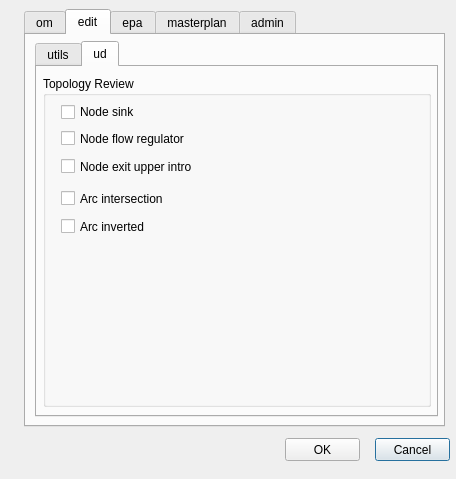
Giswater/giswater_qgis_plugin, file ui/toolbox.ui: the form before one commit.
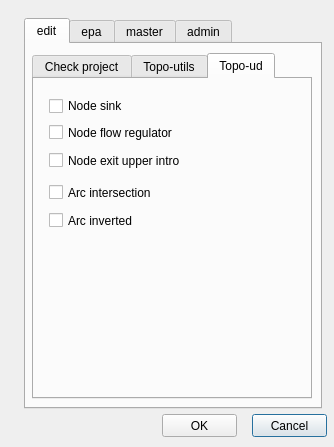
The form after the commit. The open tabs and pages were chosen to show the change.

```diff
--- a/ui/toolbox.ui
+++ b/ui/toolbox.ui
@@ -6,8 +6,8 @@
    <rect>
     <x>0</x>
     <y>0</y>
-    <width>456</width>
-    <height>479</height>
+    <width>334</width>
+    <height>447</height>
    </rect>
   </property>
   <property name="windowTitle">
@@ -17,19 +17,14 @@
    <property name="geometry">
     <rect>
      <x>24</x>
-     <y>9</y>
-     <width>421</width>
-     <height>418</height>
+     <y>18</y>
+     <width>298</width>
+     <height>391</height>
     </rect>
    </property>
    <property name="currentIndex">
     <number>3</number>
    </property>
-   <widget class="QWidget" name="tab_5">
-    <attribute name="title">
-     <string>om</string>
-    </attribute>
-   </widget>
    <widget class="QWidget" name="tab_3">
     <attribute name="title">
      <string>edit</string>
@@ -37,18 +32,49 @@
     <widget class="QTabWidget" name="tabWidget">
      <property name="geometry">
       <rect>
-       <x>9</x>
-       <y>6</y>
-       <width>403</width>
-       <height>376</height>
+       <x>6</x>
+       <y>9</y>
+       <width>280</width>
+       <height>346</height>
       </rect>
      </property>
      <property name="currentIndex">
       <number>0</number>
      </property>
+     <widget class="QWidget" name="tab_5">
+      <attribute name="title">
+       <string>Check project</string>
+      </attribute>
+      <widget class="QCheckBox" name="check_create_nodes_from_arcs_2">
+       <property name="geometry">
+        <rect>
+         <x>18</x>
+         <y>18</y>
+         <width>217</width>
+         <height>17</height>
+        </rect>
+       </property>
+       <property name="text">
+        <string>QGIS project</string>
+       </property>
+      </widget>
+      <widget class="QCheckBox" name="check_create_nodes_from_arcs_3">
+       <property name="geometry">
+        <rect>
+         <x>18</x>
+         <y>42</y>
+         <width>217</width>
+         <height>19</height>
+        </rect>
+       </property>
+       <property name="text">
+        <string>User vdefault parameters</string>
+       </property>
+      </widget>
+     </widget>
      <widget class="QWidget" name="tab_6">
       <attribute name="title">
-       <string>utils</string>
+       <string>Topo-utils</string>
       </attribute>
       <widget class="QGroupBox" name="groupBox_5">
        <property name="geometry">
@@ -196,85 +222,72 @@
      </widget>
      <widget class="QWidget" name="tab_8">
       <attribute name="title">
-       <string>ud</string>
+       <string>Topo-ud</string>
       </attribute>
-      <widget class="QGroupBox" name="groupBox_6">
+      <widget class="QCheckBox" name="check_inverted_arcs">
        <property name="geometry">
         <rect>
-         <x>6</x>
-         <y>9</y>
-         <width>388</width>
-         <height>331</height>
+         <x>15</x>
+         <y>133</y>
+         <width>179</width>
+         <height>17</height>
         </rect>
        </property>
-       <property name="title">
-        <string>Topology Review</string>
+       <property name="text">
+        <string>Arc inverted</string>
        </property>
-       <widget class="QCheckBox" name="check_node_exit_upper_node_entry">
-        <property name="geometry">
-         <rect>
-          <x>18</x>
-          <y>82</y>
-          <width>183</width>
-          <height>17</height>
-         </rect>
-        </property>
-        <property name="text">
-         <string>Node exit upper intro</string>
-        </property>
-       </widget>
-       <widget class="QCheckBox" name="check_node_flow_regulator">
-        <property name="geometry">
-         <rect>
-          <x>18</x>
-          <y>54</y>
-          <width>179</width>
-          <height>17</height>
-         </rect>
-        </property>
-        <property name="text">
-         <string>Node flow regulator</string>
-        </property>
-       </widget>
-       <widget class="QCheckBox" name="check_node_sink">
-        <property name="geometry">
-         <rect>
-          <x>18</x>
-          <y>26</y>
-          <width>181</width>
-          <height>20</height>
-         </rect>
-        </property>
-        <property name="text">
-         <string>Node sink </string>
-        </property>
-       </widget>
-       <widget class="QCheckBox" name="check_arc_intersection_without_node">
-        <property name="geometry">
-         <rect>
-          <x>18</x>
-          <y>114</y>
-          <width>181</width>
-          <height>17</height>
-         </rect>
-        </property>
-        <property name="text">
-         <string>Arc intersection</string>
-        </property>
-       </widget>
-       <widget class="QCheckBox" name="check_inverted_arcs">
-        <property name="geometry">
-         <rect>
-          <x>18</x>
-          <y>142</y>
-          <width>179</width>
-          <height>17</height>
-         </rect>
-        </property>
-        <property name="text">
-         <string>Arc inverted</string>
-        </property>
-       </widget>
+      </widget>
+      <widget class="QCheckBox" name="check_arc_intersection_without_node">
+       <property name="geometry">
+        <rect>
+         <x>15</x>
+         <y>105</y>
+         <width>181</width>
+         <height>17</height>
+        </rect>
+       </property>
+       <property name="text">
+        <string>Arc intersection</string>
+       </property>
+      </widget>
+      <widget class="QCheckBox" name="check_node_sink">
+       <property name="geometry">
+        <rect>
+         <x>15</x>
+         <y>17</y>
+         <width>181</width>
+         <height>20</height>
+        </rect>
+       </property>
+       <property name="text">
+        <string>Node sink </string>
+       </property>
+      </widget>
+      <widget class="QCheckBox" name="check_node_flow_regulator">
+       <property name="geometry">
+        <rect>
+         <x>15</x>
+         <y>45</y>
+         <width>179</width>
+         <height>17</height>
+        </rect>
+       </property>
+       <property name="text">
+        <string>Node flow regulator</string>
+       </property>
+      </widget>
+      <widget class="QCheckBox" name="check_node_exit_upper_node_entry">
+       <property name="geometry">
+        <rect>
+         <x>15</x>
+         <y>73</y>
+         <width>183</width>
+         <height>17</height>
+        </rect>
+       </property>
+       <property name="text">
+        <string>Node exit upper intro</string>
+       </property>
       </widget>
      </widget>
     </widget>
@@ -312,7 +325,7 @@
    </widget>
    <widget class="QWidget" name="tab_2">
     <attribute name="title">
-     <string>masterplan</string>
+     <string>master</string>
     </attribute>
     <widget class="QGroupBox" name="groupBox_9">
      <property name="geometry">
@@ -454,8 +467,8 @@
   <widget class="QPushButton" name="btn_cancel">
    <property name="geometry">
     <rect>
-     <x>375</x>
-     <y>438</y>
+     <x>252</x>
+     <y>414</y>
      <width>75</width>
      <height>23</height>
     </rect>
@@ -467,8 +480,8 @@
   <widget class="QPushButton" name="btn_accept">
    <property name="geometry">
     <rect>
-     <x>285</x>
-     <y>438</y>
+     <x>162</x>
+     <y>414</y>
      <width>75</width>
      <height>23</height>
     </rect>
```
Left out of the diff: 202 changed lines with no effect on the pictures.
